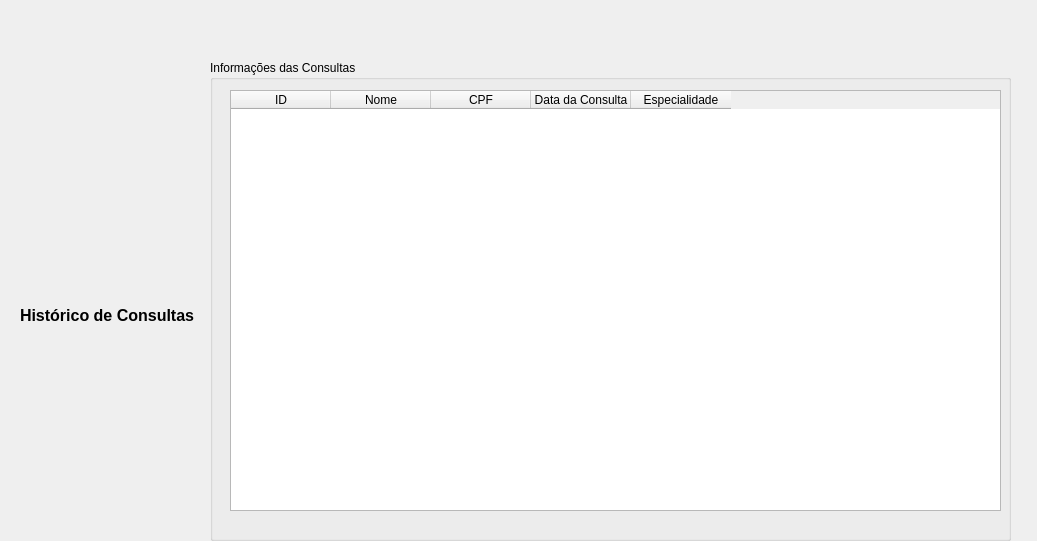
This is ui/historico.ui in willasantos/Projeto-SDMC as Qt 5 draws it before an edit. The edited form follows.
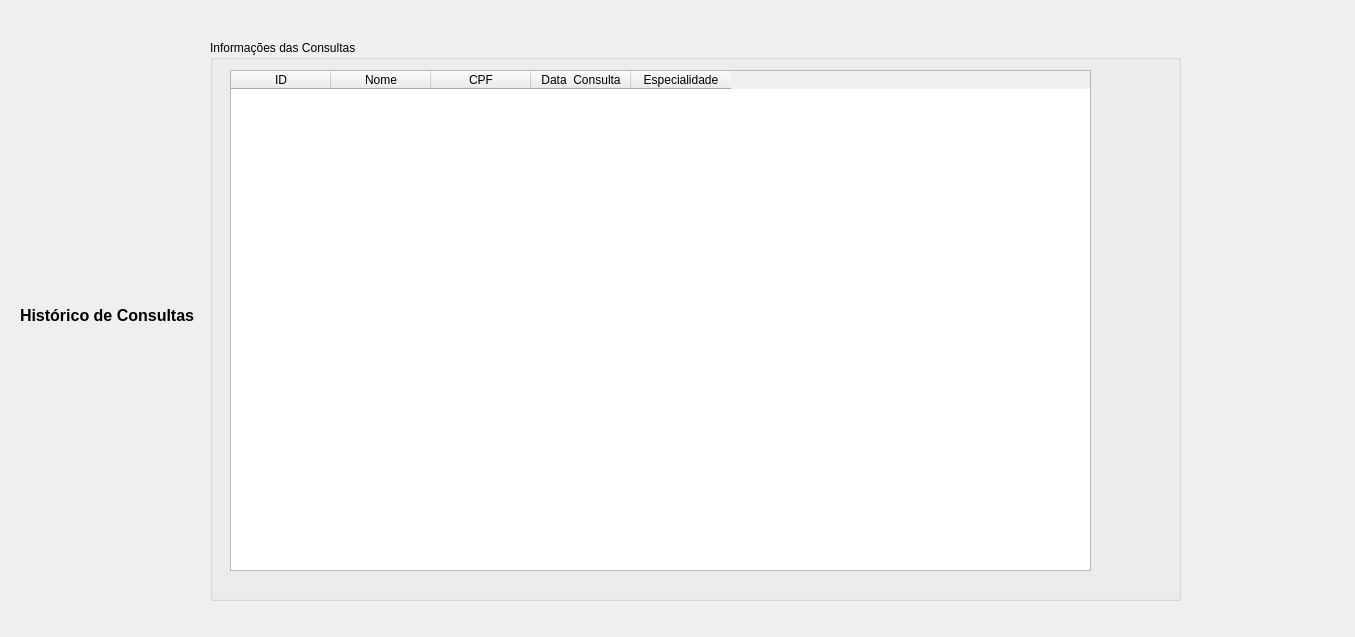
This is the edited form.

Patch:
```diff
--- a/ui/historico.ui
+++ b/ui/historico.ui
@@ -6,8 +6,8 @@
    <rect>
     <x>0</x>
     <y>0</y>
-    <width>1037</width>
-    <height>541</height>
+    <width>1355</width>
+    <height>637</height>
    </rect>
   </property>
   <property name="windowTitle">
@@ -37,9 +37,9 @@
    <property name="geometry">
     <rect>
      <x>210</x>
-     <y>60</y>
-     <width>801</width>
-     <height>481</height>
+     <y>40</y>
+     <width>971</width>
+     <height>561</height>
     </rect>
    </property>
    <property name="title">
@@ -50,8 +50,8 @@
      <rect>
       <x>20</x>
       <y>30</y>
-      <width>771</width>
-      <height>421</height>
+      <width>861</width>
+      <height>501</height>
      </rect>
     </property>
     <column>
@@ -71,7 +71,7 @@
     </column>
     <column>
      <property name="text">
-      <string>Data da Consulta</string>
+      <string>Data  Consulta</string>
      </property>
     </column>
     <column>
```
